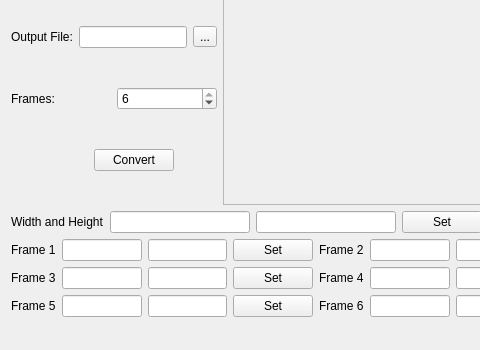
cges30901/pdfhandoutcrop, file mainwindow.ui: the form before one commit; both pictures show x 0 to 480 and y 96 to 446 of the 633 by 446 pixel window.
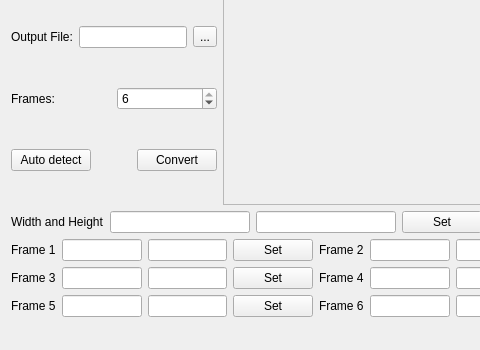
The form after the commit. Custom widgets are drawn as their Qt base class.

Commit message: auto detect(not finished) current status: find the first point

```diff
--- a/mainwindow.ui
+++ b/mainwindow.ui
@@ -107,6 +107,19 @@
         </item>
         <item>
          <layout class="QHBoxLayout" name="horizontalLayout_7">
+          <item>
+           <widget class="QPushButton" name="btnAutoDetect">
+            <property name="sizePolicy">
+             <sizepolicy hsizetype="Maximum" vsizetype="Fixed">
+              <horstretch>0</horstretch>
+              <verstretch>0</verstretch>
+             </sizepolicy>
+            </property>
+            <property name="text">
+             <string>Auto detect</string>
+            </property>
+           </widget>
+          </item>
           <item>
            <spacer name="horizontalSpacer">
             <property name="orientation">
```
Left out of the diff: 6 changed lines with no effect on the pictures. The commit also changes 2 other files.
